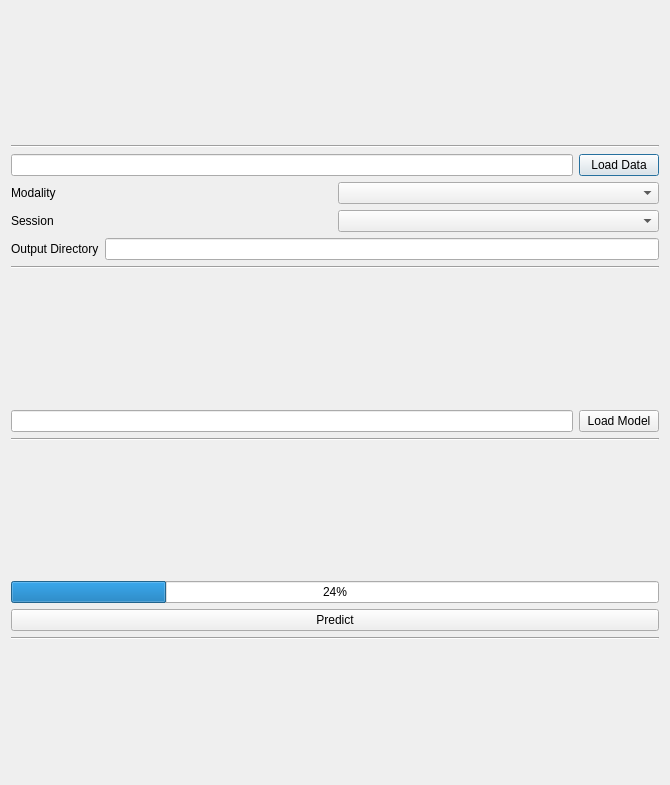
mturja-vf-ic-bd/SlicerDeepLearningUI, file Inference/Resources/UI/Inference.ui: the form before one commit.
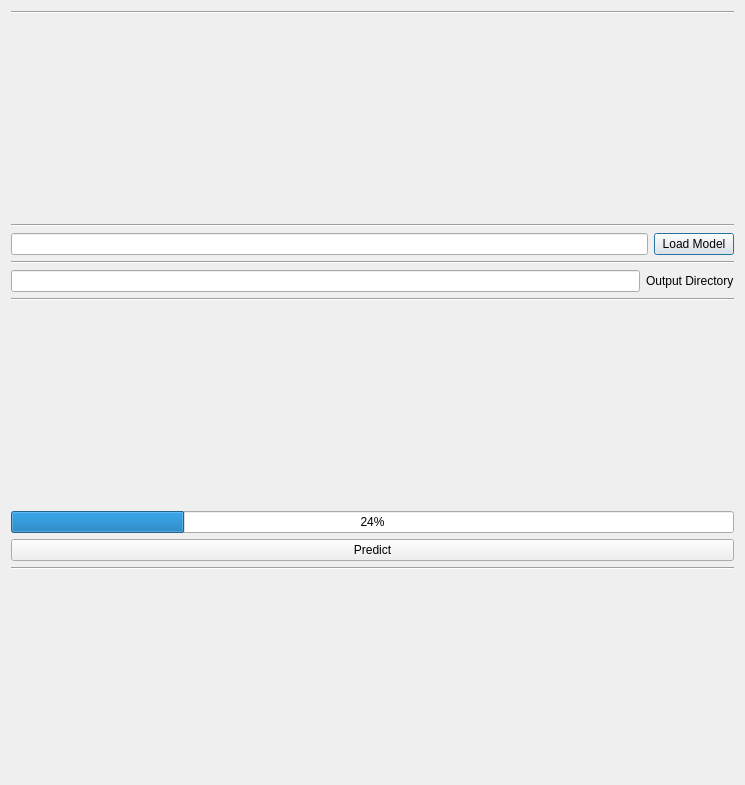
The form after the commit.

Commit message: Added multifeature in inference and fixed bugs in training

```diff
--- a/Inference/Resources/UI/Inference.ui
+++ b/Inference/Resources/UI/Inference.ui
@@ -6,7 +6,7 @@
    <rect>
     <x>0</x>
     <y>0</y>
-    <width>670</width>
+    <width>745</width>
     <height>785</height>
    </rect>
   </property>
@@ -14,19 +14,6 @@
    <string>Dialog</string>
   </property>
   <layout class="QVBoxLayout" name="verticalLayout">
-   <item>
-    <spacer name="verticalSpacer_2">
-     <property name="orientation">
-      <enum>Qt::Vertical</enum>
-     </property>
-     <property name="sizeHint" stdset="0">
-      <size>
-       <width>20</width>
-       <height>40</height>
-      </size>
-     </property>
-    </spacer>
-   </item>
    <item>
     <widget class="Line" name="line_4">
      <property name="orientation">
@@ -35,60 +22,17 @@
     </widget>
    </item>
    <item>
-    <layout class="QHBoxLayout" name="horizontalLayout">
-     <item>
-      <widget class="QLineEdit" name="TestDirLineEdit"/>
-     </item>
-     <item>
-      <widget class="QPushButton" name="TestDirPushButton">
-       <property name="text">
-        <string>Load Data</string>
-       </property>
-      </widget>
-     </item>
-    </layout>
-   </item>
-   <item>
-    <layout class="QHBoxLayout" name="horizontalLayout_2">
-     <item>
-      <widget class="QLabel" name="label">
-       <property name="text">
-        <string>Modality</string>
-       </property>
-      </widget>
-     </item>
-     <item>
-      <widget class="QComboBox" name="FeatureNameCombo"/>
-     </item>
-    </layout>
-   </item>
-   <item>
-    <layout class="QHBoxLayout" name="horizontalLayout_3">
-     <item>
-      <widget class="QLabel" name="label_2">
-       <property name="text">
-        <string>Session</string>
-       </property>
-      </widget>
-     </item>
-     <item>
-      <widget class="QComboBox" name="TimePointCombo"/>
-     </item>
-    </layout>
-   </item>
-   <item>
-    <layout class="QHBoxLayout" name="horizontalLayout_6">
-     <item>
-      <widget class="QLabel" name="OutputDirectoryLabel">
-       <property name="text">
-        <string>Output Directory</string>
-       </property>
-      </widget>
-     </item>
-     <item>
-      <widget class="QLineEdit" name="OutputDirectoryLineEdit"/>
-     </item>
-    </layout>
+    <spacer name="verticalSpacer_2">
+     <property name="orientation">
+      <enum>Qt::Vertical</enum>
+     </property>
+     <property name="sizeHint" stdset="0">
+      <size>
+       <width>20</width>
+       <height>40</height>
+      </size>
+     </property>
+    </spacer>
    </item>
    <item>
     <widget class="Line" name="line">
@@ -97,19 +41,6 @@
      </property>
     </widget>
    </item>
-   <item>
-    <spacer name="verticalSpacer_3">
-     <property name="orientation">
-      <enum>Qt::Vertical</enum>
-     </property>
-     <property name="sizeHint" stdset="0">
-      <size>
-       <width>20</width>
-       <height>40</height>
-      </size>
-     </property>
-    </spacer>
-   </item>
    <item>
     <layout class="QHBoxLayout" name="ModelBox">
      <item>
@@ -131,6 +62,27 @@
      </property>
     </widget>
    </item>
+   <item>
+    <layout class="QHBoxLayout" name="horizontalLayout">
+     <item>
+      <widget class="QLineEdit" name="OutputDirectoryLineEdit"/>
+     </item>
+     <item>
+      <widget class="QLabel" name="OutputDirectoryLabel">
+       <property name="text">
+        <string>Output Directory</string>
+       </property>
+      </widget>
+     </item>
+    </layout>
+   </item>
+   <item>
+    <widget class="Line" name="line_5">
+     <property name="orientation">
+      <enum>Qt::Horizontal</enum>
+     </property>
+    </widget>
+   </item>
    <item>
     <spacer name="verticalSpacer">
      <property name="orientation">
```
The commit also changes 6 other files.
